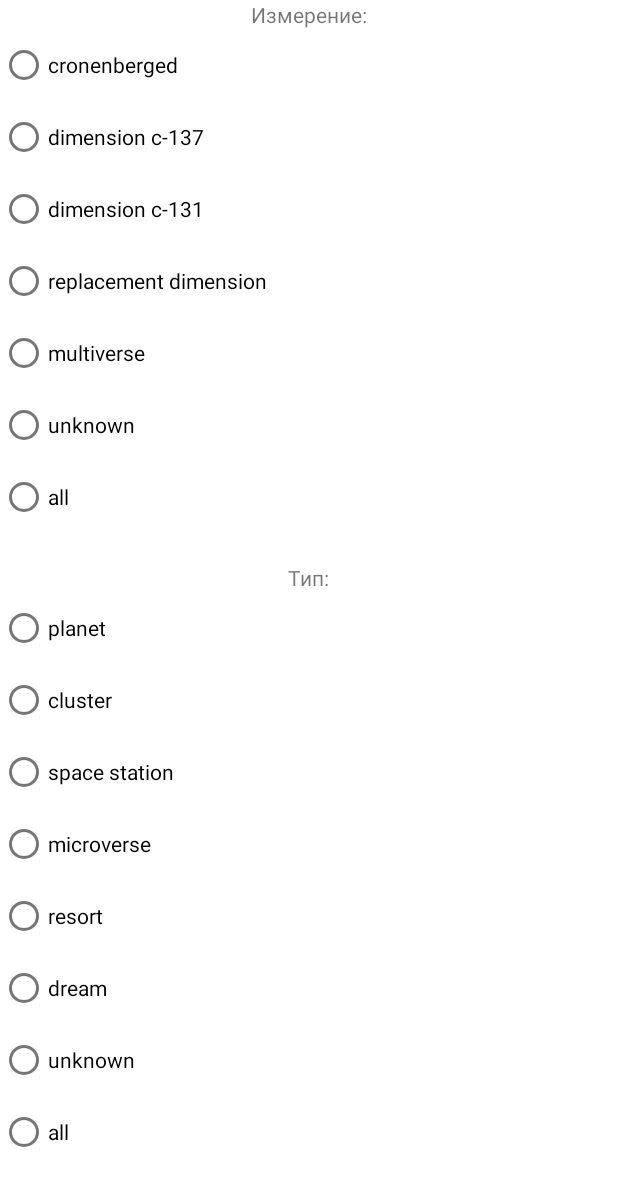
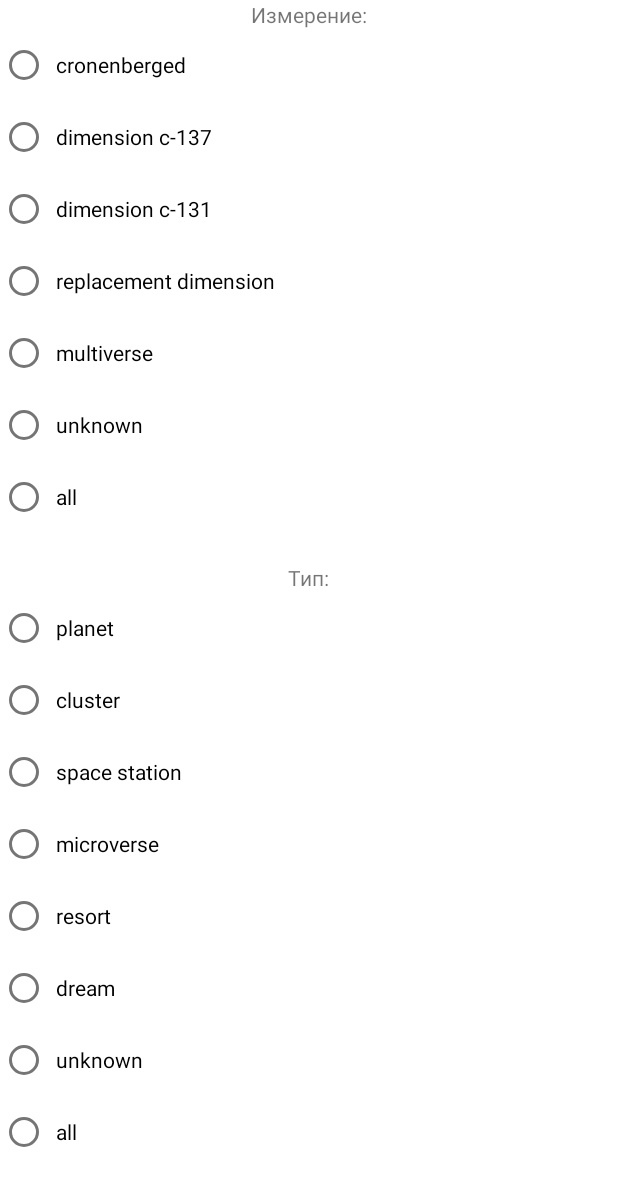
Before and after one commit to Mongke22/AstonFinalProject, an Android app: the layout filter_locations.xml on its own in the app's theme, with its tools: preview values and no code run, on a phone screen of 412 x 824 dp. Shown: the top 1186 px of the screen. Run offline under Robolectric (Android 15) with nearby library versions, the phone set to English and light mode, and no system bars; network calls fail.

Commit message:
Вынесение значений в переменные и стили

```diff
--- a/app/src/main/res/layout/characters_card_view.xml
+++ b/app/src/main/res/layout/characters_card_view.xml
@@ -26,9 +26,9 @@
             android:id="@+id/imageViewCharacterPicture"
             android:layout_width="170dp"
             android:layout_height="170dp"
-            android:layout_marginStart="20dp"
-            android:layout_marginTop="20dp"
-            android:layout_marginEnd="20dp"
+            android:layout_marginStart="@dimen/default_margin"
+            android:layout_marginTop="@dimen/default_margin"
+            android:layout_marginEnd="@dimen/default_margin"
             android:scaleType="fitCenter"
             android:src="@drawable/default_picture"
             app:layout_constraintEnd_toEndOf="parent"
--- a/app/src/main/res/layout/filter_locations.xml
+++ b/app/src/main/res/layout/filter_locations.xml
@@ -23,48 +23,34 @@
 
         <RadioButton
             android:id="@+id/rbCronenberged"
-            android:layout_width="wrap_content"
-            android:layout_height="wrap_content"
-            android:layout_weight="1"
+            style="@style/defaultRadioButton"
             android:text="cronenberged" />
 
         <RadioButton
             android:id="@+id/rbC137"
-            android:layout_width="wrap_content"
-            android:layout_height="wrap_content"
-            android:layout_weight="1"
+            style="@style/defaultRadioButton"
             android:text="dimension c-137" />
 
         <RadioButton
             android:id="@+id/rbc131"
-            android:layout_width="wrap_content"
-            android:layout_height="wrap_content"
-            android:layout_weight="1"
+            style="@style/defaultRadioButton"
             android:text="dimension c-131" />
 
         <RadioButton
             android:id="@+id/rbReplacement"
-            android:layout_width="wrap_content"
-            android:layout_height="wrap_content"
-            android:layout_weight="1"
+            style="@style/defaultRadioButton"
             android:text="replacement dimension" />
         <RadioButton
             android:id="@+id/rbMultiverse"
-            android:layout_width="wrap_content"
-            android:layout_height="wrap_content"
-            android:layout_weight="1"
+            style="@style/defaultRadioButton"
             android:text="multiverse" />
         <RadioButton
             android:id="@+id/rbDimensionUnknown"
-            android:layout_width="wrap_content"
-            android:layout_height="wrap_content"
-            android:layout_weight="1"
+            style="@style/defaultRadioButton"
             android:text="unknown" />
         <RadioButton
             android:id="@+id/rbDimensionAll"
-            android:layout_width="wrap_content"
-            android:layout_height="wrap_content"
-            android:layout_weight="1"
+            style="@style/defaultRadioButton"
             android:text="all" />
     </RadioGroup>
 
@@ -83,58 +69,42 @@
 
             <RadioButton
                 android:id="@+id/rbPlanet"
-                android:layout_width="wrap_content"
-                android:layout_height="wrap_content"
-                android:layout_weight="1"
+                style="@style/defaultRadioButton"
                 android:text="planet" />
 
             <RadioButton
                 android:id="@+id/rbCluster"
-                android:layout_width="wrap_content"
-                android:layout_height="wrap_content"
-                android:layout_weight="1"
+                style="@style/defaultRadioButton"
                 android:text="cluster" />
 
             <RadioButton
                 android:id="@+id/rbStation"
-                android:layout_width="wrap_content"
-                android:layout_height="wrap_content"
-                android:layout_weight="1"
+                style="@style/defaultRadioButton"
                 android:text="space station" />
 
             <RadioButton
                 android:id="@+id/rbTypeMicroverse"
-                android:layout_width="wrap_content"
-                android:layout_height="wrap_content"
-                android:layout_weight="1"
+                style="@style/defaultRadioButton"
                 android:text="microverse" />
 
             <RadioButton
                 android:id="@+id/rbResort"
-                android:layout_width="wrap_content"
-                android:layout_height="wrap_content"
-                android:layout_weight="1"
+                style="@style/defaultRadioButton"
                 android:text="resort" />
 
             <RadioButton
                 android:id="@+id/rbDream"
-                android:layout_width="wrap_content"
-                android:layout_height="wrap_content"
-                android:layout_weight="1"
+                style="@style/defaultRadioButton"
                 android:text="dream" />
 
             <RadioButton
                 android:id="@+id/rbTypeUnknown"
-                android:layout_width="wrap_content"
-                android:layout_height="wrap_content"
-                android:layout_weight="1"
+                style="@style/defaultRadioButton"
                 android:text="unknown" />
 
             <RadioButton
                 android:id="@+id/rbTypeAll"
-                android:layout_width="wrap_content"
-                android:layout_height="wrap_content"
-                android:layout_weight="1"
+                style="@style/defaultRadioButton"
                 android:text="all" />
         </RadioGroup>
     </LinearLayout>
--- a/app/src/main/res/layout/fragment_character.xml
+++ b/app/src/main/res/layout/fragment_character.xml
@@ -38,7 +38,7 @@
             android:gravity="center"
             android:text="Нет данных"
             android:textColor="@color/black"
-            android:textSize="30sp"
+            android:textSize="@dimen/main_text_size"
             android:visibility="gone" />
 
         <androidx.recyclerview.widget.RecyclerView
--- a/app/src/main/res/layout/fragment_episode.xml
+++ b/app/src/main/res/layout/fragment_episode.xml
@@ -37,7 +37,7 @@
                 android:gravity="center"
                 android:text="Нет данных"
                 android:textColor="@color/black"
-                android:textSize="30sp"
+                android:textSize="@dimen/main_text_size"
                 android:visibility="gone" />
 
             <androidx.recyclerview.widget.RecyclerView
--- a/app/src/main/res/layout/fragment_location.xml
+++ b/app/src/main/res/layout/fragment_location.xml
@@ -37,7 +37,7 @@
                 android:gravity="center"
                 android:text="Нет данных"
                 android:textColor="@color/black"
-                android:textSize="30sp"
+                android:textSize="@dimen/main_text_size"
                 android:visibility="gone" />
 
             <androidx.recyclerview.widget.RecyclerView
--- a/app/src/main/res/values/dimens.xml
+++ b/app/src/main/res/values/dimens.xml
@@ -2,4 +2,10 @@
 <resources>
     <dimen name="iconCornerRadius">50dp</dimen>
     <dimen name="appbar_height">55dp</dimen>
+    <dimen name="default_margin">20dp</dimen>
+    <dimen name="main_text_size">30sp</dimen>
+    <dimen name="element_margin_top">10dp</dimen>
+    <dimen name="detail_info_text_size">24sp</dimen>
+    <dimen name="detail_info_title_text_size">18sp</dimen>
+    <dimen name="detail_info_result_text_size">20sp</dimen>
 </resources>
--- /dev/null
+++ b/app/src/main/res/values/styles.xml
@@ -0,0 +1,10 @@
+<?xml version="1.0" encoding="utf-8"?>
+<resources>
+    <style name="defaultRadioButton">
+        <item name="android:layout_width">wrap_content</item>
+        <item name="android:layout_height">wrap_content</item>
+        <item name="android:layout_weight">1</item>
+        <item name="android:padding">5dp</item>
+    </style>
+
+</resources>
```
Also changed, not shown: app/src/main/res/layout/filter_characters.xml (+13 -39 lines), app/src/main/res/layout/fragment_single_character.xml (+11 -11 lines), app/src/main/res/layout/fragment_single_episode.xml (+7 -7 lines), app/src/main/res/layout/fragment_single_location.xml (+7 -7 lines).
